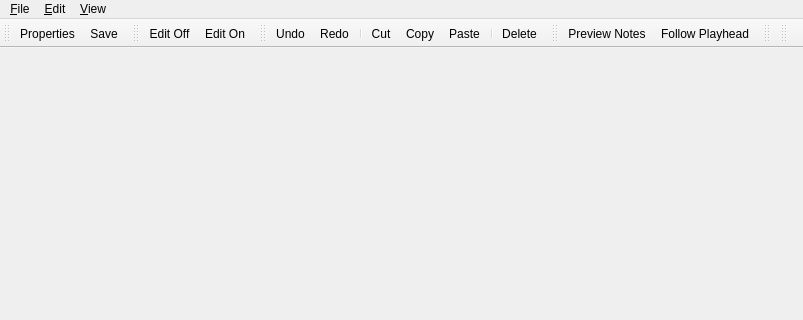
Qt form src/qtractorMidiEditorForm.ui (rncbc/qtractor) before a commit; both pictures show x 0 to 803 and y 0 to 320 of the 803 by 498 pixel window.
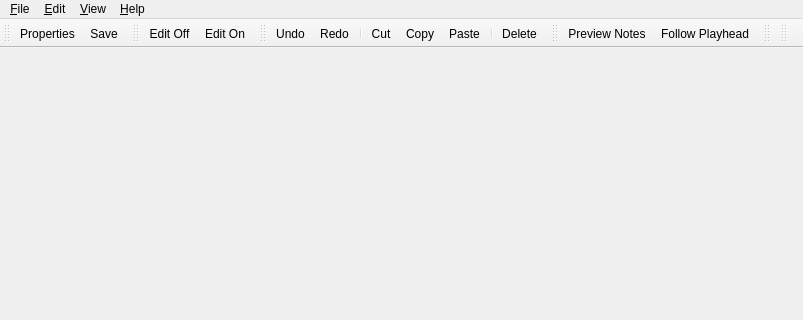
The same form after that commit. Icons and pictures are not drawn.

Commit message: - Help menu added to MIDI editor form (redirected and same to main form anyway).

Patch:
```diff
--- a/src/qtractorMidiEditorForm.ui
+++ b/src/qtractorMidiEditorForm.ui
@@ -108,9 +108,17 @@
     <addaction name="separator" />
     <addaction name="viewRefreshAction" />
    </widget>
+   <widget class="QMenu" name="helpMenu" >
+    <property name="title" >
+     <string>&amp;Help</string>
+    </property>
+    <addaction name="helpAboutAction" />
+    <addaction name="helpAboutQtAction" />
+   </widget>
    <addaction name="fileMenu" />
    <addaction name="editMenu" />
    <addaction name="viewMenu" />
+   <addaction name="helpMenu" />
   </widget>
   <widget class="QStatusBar" name="statusBar" />
   <widget class="QToolBar" name="fileToolbar" >
```
Left out of the diff: 28 changed lines with no effect on the pictures. The commit also changes 8 other files.
